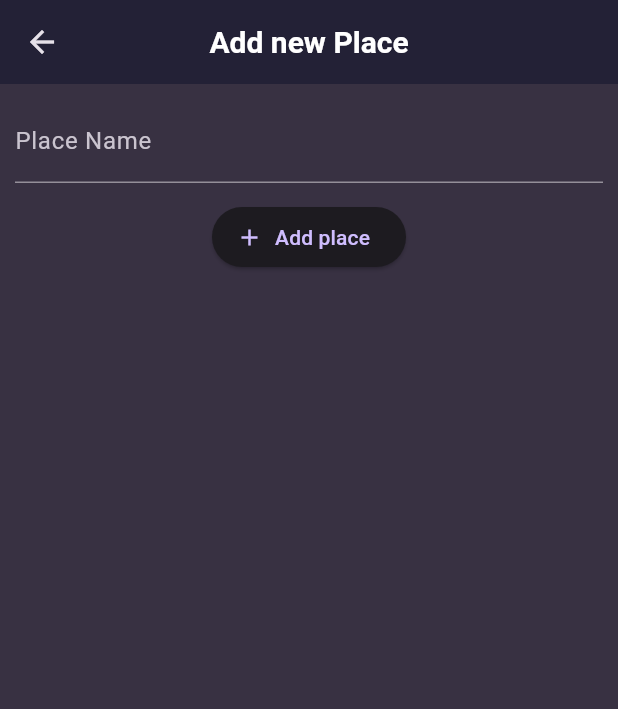
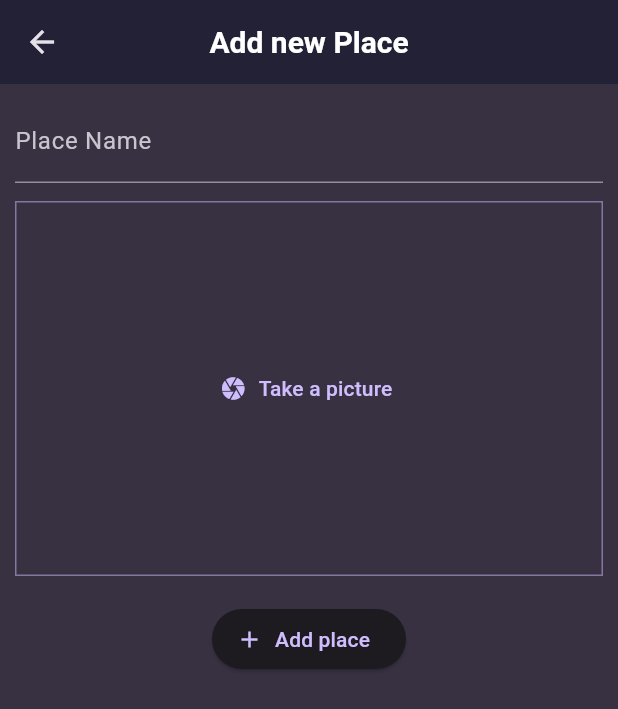
Before and after one commit to malhaq/places_app, a Flutter app: the AddPlaceScreen screen opened directly, on a phone screen of 412 x 824 dp. Shown: the top 709 px of the screen. Run offline on Flutter 3.47's test engine with Material 3 defaults, Android fonts, the phone set to English and light mode, and no system bars; our stand-ins replace flutter_riverpod, google_fonts.

Commit message:
adding take picture button

```diff
--- a/lib/screens/add_place.dart
+++ b/lib/screens/add_place.dart
@@ -1,6 +1,7 @@
 import 'package:flutter/material.dart';
 import 'package:flutter_riverpod/flutter_riverpod.dart';
 import 'package:places_app/providers/user_places.dart';
+import 'package:places_app/widgets/image_input.dart';
 
 class AddPlaceScreen extends ConsumerStatefulWidget {
   const AddPlaceScreen({super.key});
@@ -49,6 +50,8 @@ class _AddPlaceScreenState extends ConsumerState<AddPlaceScreen> {
               controller: _titleController,
             ),
             const SizedBox(height: 12),
+            const ImageInput(),
+            const SizedBox(height: 18),
             ElevatedButton.icon(
               onPressed: () {
                 _savePlace();
--- /dev/null
+++ b/lib/widgets/image_input.dart
@@ -0,0 +1,33 @@
+import 'package:flutter/material.dart';
+
+class ImageInput extends StatefulWidget {
+  const ImageInput({super.key});
+
+  @override
+  State<ImageInput> createState() {
+    return _ImageInputState();
+  }
+}
+
+class _ImageInputState extends State<ImageInput> {
+  void _takePicture(){
+
+  }
+  @override
+  Widget build(BuildContext context) {
+    return Container(
+      decoration: BoxDecoration(
+        border:
+            Border.all(width: 1, color: Theme.of(context).colorScheme.primary.withOpacity(0.5)),
+      ),
+      height: 250,
+      width: double.infinity,
+      alignment: Alignment.center,
+      child: TextButton.icon(
+        onPressed: _takePicture,
+        icon: const Icon(Icons.camera),
+        label: const Text('Take a picture'),
+      ),
+    );
+  }
+}
```
